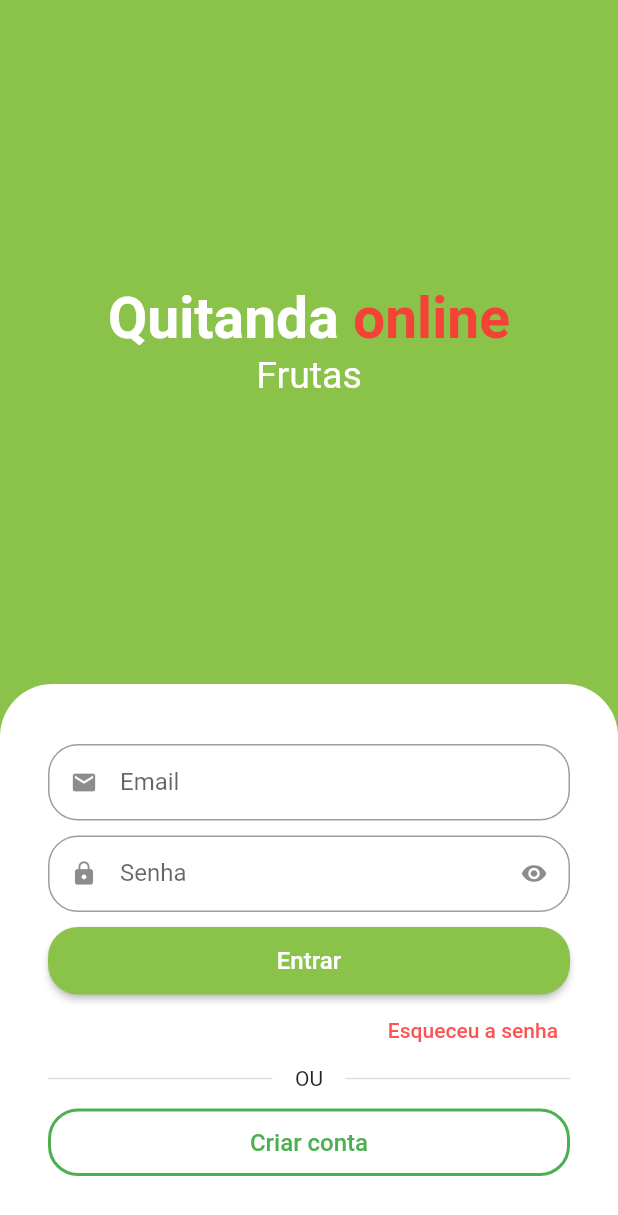
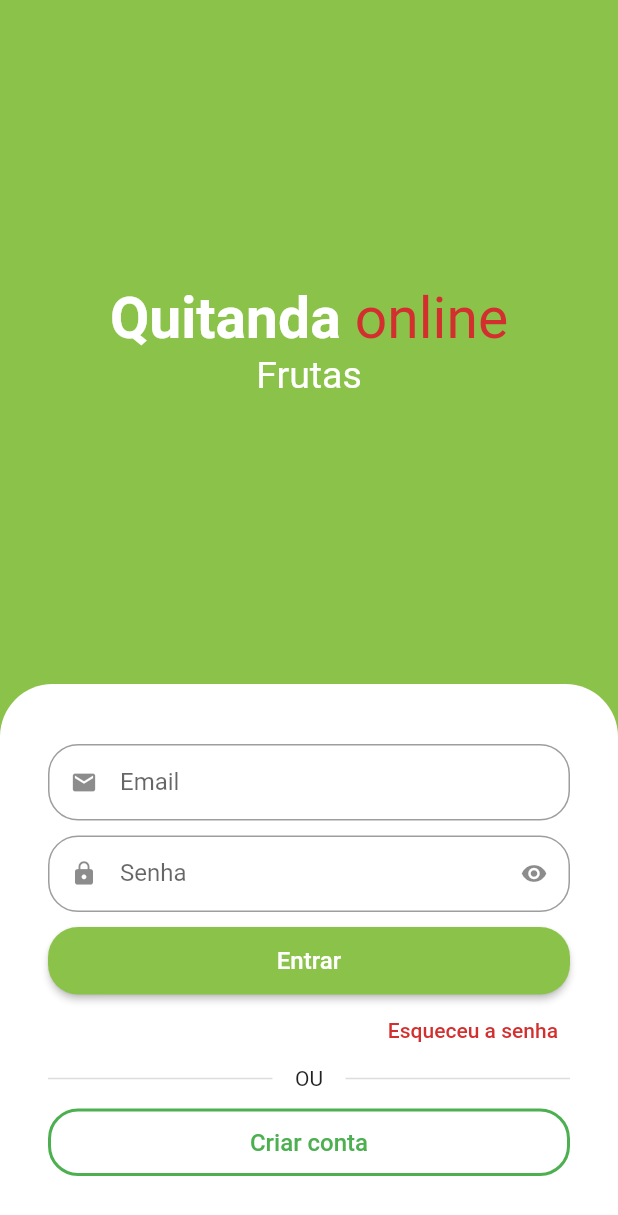
Before and after one commit to oliveiraxavier/quitanda-virtual-1-mx, a Flutter app: the screen it shows after launch, on a phone screen of 412 x 824 dp. Shown: the top 1215 px of the screen. Run offline on Flutter 3.47's test engine with Material 2 defaults, Android fonts, the phone set to English and light mode, and no system bars; drawn by our look-alikes of animated_text_kit.

Commit message:
Start quitanda virtual - Aula 11

```diff
--- a/lib/src/auth/sign_in_screen.dart
+++ b/lib/src/auth/sign_in_screen.dart
@@ -1,6 +1,7 @@
 import 'package:animated_text_kit/animated_text_kit.dart';
 import 'package:flutter/material.dart';
 
+import '../config/custom_colors.dart';
 import 'components/custom_text_field.dart';
 
 class SignInScreen extends StatelessWidget {
@@ -8,22 +9,29 @@ class SignInScreen extends StatelessWidget {
 
   @override
   Widget build(BuildContext context) {
+
+    final mediaSize = MediaQuery.of(context).size;
+
     return Scaffold(
-      backgroundColor: Colors.lightGreen,
-      body: Column(
+      backgroundColor: CustomColors.customSwatchColor,
+      body: SingleChildScrollView(
+        child: SizedBox(
+          height: mediaSize.height,
+          width:  mediaSize.width,
+          child: Column(
             children: [
               Expanded(
                   child: Column(
                     mainAxisAlignment: MainAxisAlignment.center,
                     children:  [
 
-                  const Text.rich(
+                      Text.rich(
                           TextSpan(
-                        style: TextStyle(
+                            style: const TextStyle(
                                 fontSize: 38,
                             ),
                             children: [
-                          TextSpan(
+                              const TextSpan(
                                   text: 'Quitanda',
                                   style: TextStyle(
                                     color: Colors.white,
@@ -33,8 +41,8 @@ class SignInScreen extends StatelessWidget {
                               TextSpan(
                                   text: ' online',
                                   style: TextStyle(
-                                color: Colors.red,
-                                fontWeight: FontWeight.bold,
+                                    color: CustomColors.customContrastColor,
+                                    fontWeight: FontWeight.normal,
                                   )
                               )
                             ]
@@ -60,7 +68,6 @@ class SignInScreen extends StatelessWidget {
                               FadeAnimatedText('Carnes'),
                               FadeAnimatedText('Cereais'),
                               FadeAnimatedText('Laticínios'),
-                          FadeAnimatedText('Te amo morecuda'),
                             ]),
                         ),
                       )
@@ -122,10 +129,10 @@ class SignInScreen extends StatelessWidget {
                       alignment: Alignment.topRight,
                       child: TextButton(
                           onPressed: (){},
-                      child: const Text(
+                          child: Text(
                             'Esqueceu a senha',
                             style: TextStyle(
-                            color: Colors.redAccent
+                                color: CustomColors.customContrastColor
                             ),
                           )
                       ),
@@ -187,6 +194,8 @@ class SignInScreen extends StatelessWidget {
 
             ],
           ),
+        ),
+      ),
     );
   }
 }
--- /dev/null
+++ b/lib/src/config/custom_colors.dart
@@ -0,0 +1,23 @@
+
+import 'package:flutter/material.dart';
+
+Map<int, Color> _swatOpacity = {
+    50: const Color.fromRGBO(139, 195, 74, .1),
+    100: const Color.fromRGBO(139, 195, 74, .2),
+    200: const Color.fromRGBO(139, 195, 74, .3),
+    300: const Color.fromRGBO(139, 195, 74, .4),
+    400: const Color.fromRGBO(139, 195, 74, .5),
+    500: const Color.fromRGBO(139, 195, 74, .6),
+    600: const Color.fromRGBO(139, 195, 74, .7),
+    700: const Color.fromRGBO(139, 195, 74, .8),
+    800: const Color.fromRGBO(139, 195, 74, .9),
+    900: const Color.fromRGBO(139, 195, 74, 1),
+ };
+
+abstract class CustomColors {
+  static Color customContrastColor = Colors.red.shade700;
+
+  static MaterialColor customSwatchColor = MaterialColor(
+      0xFF8BC34A, _swatOpacity
+  );
+}
```
Lines whose indentation alone changed are shown as unchanged.
